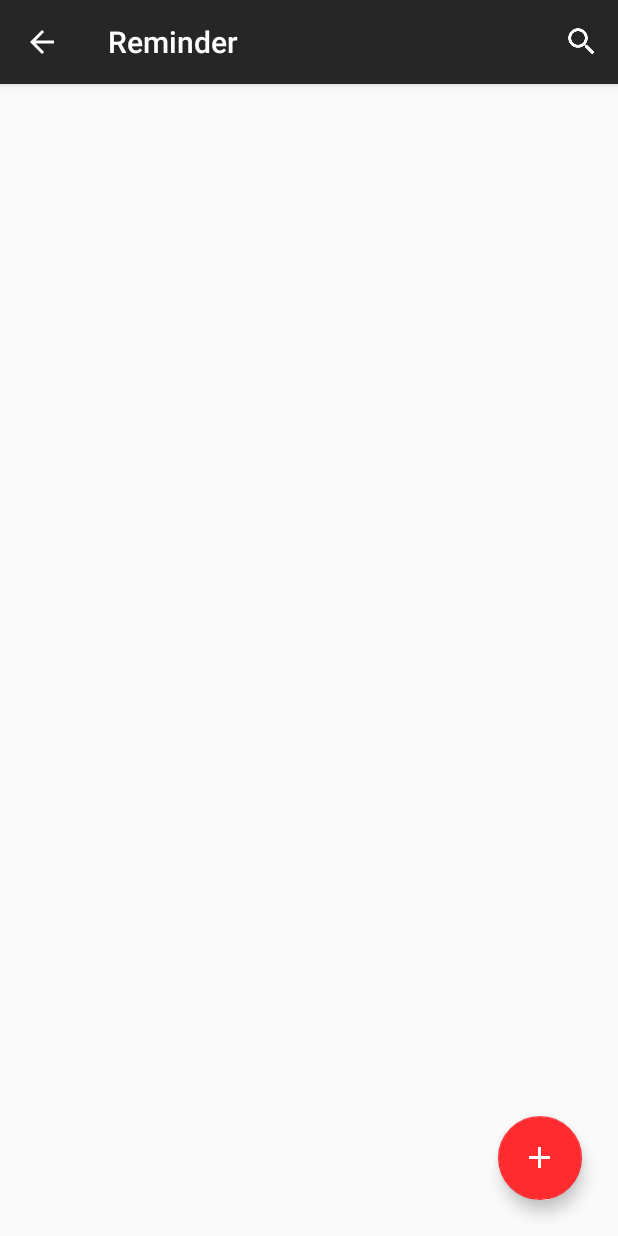
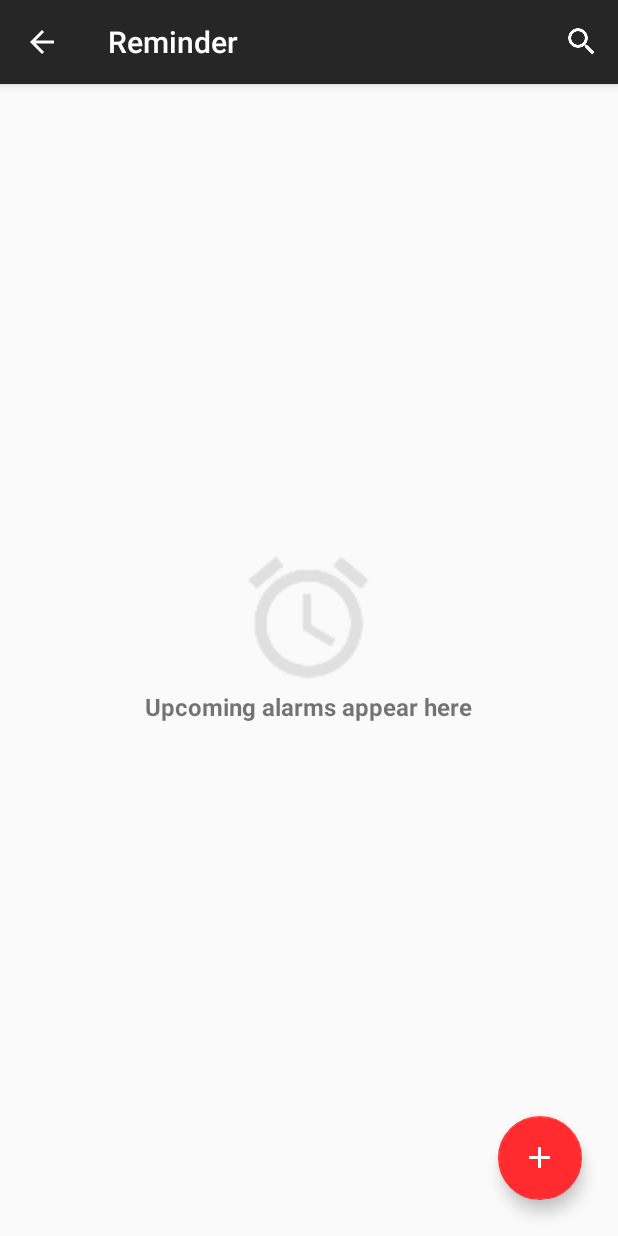
Before and after one commit to fy0715eien/floating-widget-android, an Android app: the AlarmActivity screen opened directly, with no data from a screen before it, on a phone screen of 412 x 824 dp. Run offline under Robolectric (Android 15) with nearby library versions, the phone set to English and light mode, and no system bars; our stand-ins replace ButterKnife; libraries missing offline, so code that uses them is left out: com.mikepenz.fastadapter; 7 statements that could not run were skipped.

Commit message:
UI与数据库连接完成

```diff
--- a/app/src/main/java/com/example/fy071/floatingwidget/component/activity/AlarmActivity.java
+++ b/app/src/main/java/com/example/fy071/floatingwidget/component/activity/AlarmActivity.java
@@ -111,7 +111,7 @@ public class AlarmActivity extends AppCompatActivity implements ItemFilterListen
                     }
 
                     @Override
-                    public void onClick(View v, final int position, FastAdapter<AlarmItem> fastAdapter, AlarmItem item) {
+                    public void onClick(View v, final int position, final FastAdapter<AlarmItem> fastAdapter, final AlarmItem item) {
                         Log.d(TAG, "onClick: delete");
                         new AlertDialog.Builder(AlarmActivity.this)
                                 .setTitle(R.string.dialog_title_delete)
@@ -119,7 +119,11 @@ public class AlarmActivity extends AppCompatActivity implements ItemFilterListen
                                     @Override
                                     public void onClick(DialogInterface dialog, int which) {
                                         itemAdapter.remove(position);
-                                        // TODO: 2018/4/16 数据库删除操作
+                                        if (itemAdapter.getAdapterItemCount() == 0) {
+                                            imageView.setVisibility(View.VISIBLE);
+                                            textView.setVisibility(View.VISIBLE);
+                                        }
+                                        dbManager.delete(item.id);
                                     }
                                 })
                                 .setNegativeButton(R.string.dialog_negative_button, new DialogInterface.OnClickListener() {
@@ -136,18 +140,12 @@ public class AlarmActivity extends AppCompatActivity implements ItemFilterListen
         recyclerView.setLayoutManager(new LinearLayoutManager(this));
         recyclerView.setItemAnimator(new DefaultItemAnimator());
         recyclerView.setAdapter(fastAdapter);
-
-
-        //测试样例
-        itemAdapter.add(new AlarmItem().withAlarm(new Alarm(123, "2018.04.17", "12:13", "Apple", "Intel")));
-        itemAdapter.add(new AlarmItem().withAlarm(new Alarm(123, "2018.04.18", "12:13", "Pear", "AMD")));
-        itemAdapter.add(new AlarmItem().withAlarm(new Alarm(123, "2018.04.19", "12:13", "Mango", "NVIDIA")));
-        itemAdapter.add(new AlarmItem().withAlarm(new Alarm(123, "2018.04.20", "12:13", "Pineapple", "Microsoft")));
     }
 
     @Override
     protected void onStart() {
         super.onStart();
+        itemAdapter.clear();
         initAlarmList();
     }
 
@@ -169,6 +167,9 @@ public class AlarmActivity extends AppCompatActivity implements ItemFilterListen
         if (alarmList.size() > 0) {
             imageView.setVisibility(View.GONE);
             textView.setVisibility(View.GONE);
+        } else {
+            imageView.setVisibility(View.VISIBLE);
+            textView.setVisibility(View.VISIBLE);
         }
         for (Alarm alarm : alarmList) {
             itemAdapter.add(new AlarmItem().withAlarm(alarm));
--- a/app/src/main/java/com/example/fy071/floatingwidget/component/database/Alarm.java
+++ b/app/src/main/java/com/example/fy071/floatingwidget/component/database/Alarm.java
@@ -24,6 +24,11 @@ public class Alarm {
         this.time = time;
         this.title = title;
         this.content = content;
+    }
+
+    public Alarm withId(int id) {
+        this.id = id;
+        return this;
     }
 
     public Alarm withDate(String date) {
--- a/app/src/main/res/values/strings.xml
+++ b/app/src/main/res/values/strings.xml
@@ -47,6 +47,12 @@
     <string name="dialog_title_permission_notification">Notification access needed</string>
     <string name="dialog_message_permission_notification">Application needs notification access to get WeChat notifications</string>
 
+    <string name="dialog_title_reminder_not_complete">Not completed</string>
+    <string name="dialog_message_reminder_not_complete">Complete your reminder before save</string>
+
+    <string name="dialog_title_discard_changes">Discard changes?</string>
+    <string name="dialog_positive_button_discard">Discard</string>
+
     <string name="hint_home">Toggle drawer to show app functions</string>
     <string name="hint_alarm">Upcoming alarms appear here</string>
     <string name="hint_pairing">Founded devices appear here</string>
```
Also changed, not shown: app/src/main/java/com/example/fy071/floatingwidget/component/activity/FYReminderConfigActivity.java (+58 -3 lines), app/src/main/java/com/example/fy071/floatingwidget/component/database/DbManager.java (+4 -4 lines).
